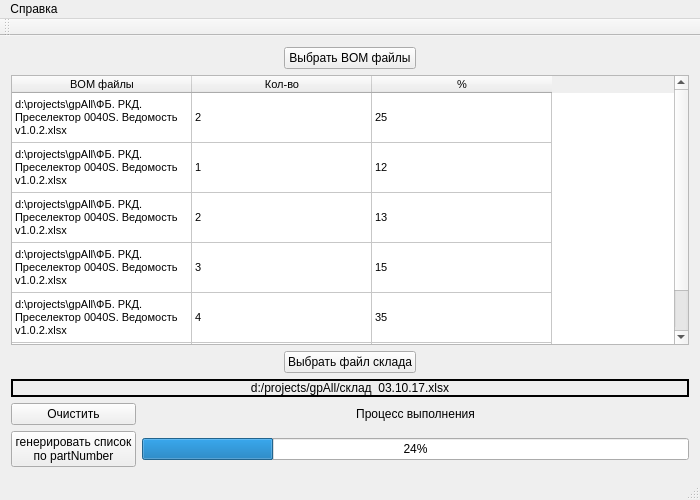
pivleonid/gpAll_v2, file mainwindow.ui: the form before one commit.
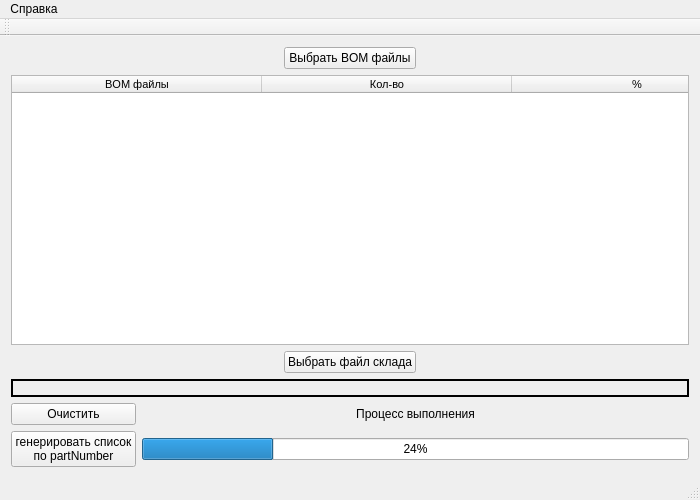
The form after the commit.

Diff of the .ui file:
```diff
--- a/mainwindow.ui
+++ b/mainwindow.ui
@@ -62,7 +62,7 @@
        <enum>QFrame::WinPanel</enum>
       </property>
       <property name="text">
-       <string>d:/projects/gpAll/склад  03.10.17.xlsx</string>
+       <string/>
       </property>
       <property name="alignment">
        <set>Qt::AlignCenter</set>
@@ -106,7 +106,7 @@
        <enum>Qt::ScrollBarAlwaysOff</enum>
       </property>
       <property name="sizeAdjustPolicy">
-       <enum>QAbstractScrollArea::AdjustToContents</enum>
+       <enum>QAbstractScrollArea::AdjustIgnored</enum>
       </property>
       <property name="autoScroll">
        <bool>false</bool>
@@ -115,7 +115,7 @@
        <enum>QAbstractItemView::ScrollPerItem</enum>
       </property>
       <property name="rowCount">
-       <number>6</number>
+       <number>0</number>
       </property>
       <property name="columnCount">
        <number>3</number>
@@ -124,7 +124,7 @@
        <bool>true</bool>
       </attribute>
       <attribute name="horizontalHeaderDefaultSectionSize">
-       <number>180</number>
+       <number>250</number>
       </attribute>
       <attribute name="horizontalHeaderMinimumSectionSize">
        <number>10</number>
@@ -139,38 +139,8 @@
        <number>50</number>
       </attribute>
       <attribute name="verticalHeaderStretchLastSection">
-       <bool>true</bool>
+       <bool>false</bool>
       </attribute>
-      <row>
-       <property name="text">
-        <string>Новая строка</string>
-       </property>
-      </row>
-      <row>
-       <property name="text">
-        <string>Новая строка</string>
-       </property>
-      </row>
-      <row>
-       <property name="text">
-        <string>Новая строка</string>
-       </property>
-      </row>
-      <row>
-       <property name="text">
-        <string>Новая строка</string>
-       </property>
-      </row>
-      <row>
-       <property name="text">
-        <string>Новая строка</string>
-       </property>
-      </row>
-      <row>
-       <property name="text">
-        <string>Новая строка</string>
-       </property>
-      </row>
       <column>
        <property name="text">
         <string>BOM файлы</string>
@@ -186,96 +156,6 @@
         <string>%</string>
        </property>
       </column>
-      <item row="0" column="0">
-       <property name="text">
-        <string>d:\projects\gpAll\ФБ. РКД. Преселектор 0040S. Ведомость   v1.0.2.xlsx</string>
-       </property>
-      </item>
-      <item row="0" column="1">
-       <property name="text">
-        <string>2</string>
-       </property>
-      </item>
-      <item row="0" column="2">
-       <property name="text">
-        <string>25</string>
-       </property>
-      </item>
-      <item row="1" column="0">
-       <property name="text">
-        <string>d:\projects\gpAll\ФБ. РКД. Преселектор 0040S. Ведомость   v1.0.2.xlsx</string>
-       </property>
-      </item>
-      <item row="1" column="1">
-       <property name="text">
-        <string>1</string>
-       </property>
-      </item>
-      <item row="1" column="2">
-       <property name="text">
-        <string>12</string>
-       </property>
-      </item>
-      <item row="2" column="0">
-       <property name="text">
-        <string>d:\projects\gpAll\ФБ. РКД. Преселектор 0040S. Ведомость   v1.0.2.xlsx</string>
-       </property>
-      </item>
-      <item row="2" column="1">
-       <property name="text">
-        <string>2</string>
-       </property>
-      </item>
-      <item row="2" column="2">
-       <property name="text">
-        <string>13</string>
-       </property>
-      </item>
-      <item row="3" column="0">
-       <property name="text">
-        <string>d:\projects\gpAll\ФБ. РКД. Преселектор 0040S. Ведомость   v1.0.2.xlsx</string>
-       </property>
-      </item>
-      <item row="3" column="1">
-       <property name="text">
-        <string>3</string>
-       </property>
-      </item>
-      <item row="3" column="2">
-       <property name="text">
-        <string>15</string>
-       </property>
-      </item>
-      <item row="4" column="0">
-       <property name="text">
-        <string>d:\projects\gpAll\ФБ. РКД. Преселектор 0040S. Ведомость   v1.0.2.xlsx</string>
-       </property>
-      </item>
-      <item row="4" column="1">
-       <property name="text">
-        <string>4</string>
-       </property>
-      </item>
-      <item row="4" column="2">
-       <property name="text">
-        <string>35</string>
-       </property>
-      </item>
-      <item row="5" column="0">
-       <property name="text">
-        <string>d:\projects\gpAll\ФБ. РКД. Преселектор 0040S. Ведомость   v1.0.3.xlsx</string>
-       </property>
-      </item>
-      <item row="5" column="1">
-       <property name="text">
-        <string>3</string>
-       </property>
-      </item>
-      <item row="5" column="2">
-       <property name="text">
-        <string>30</string>
-       </property>
-      </item>
      </widget>
     </item>
     <item row="4" column="0" colspan="3">
```
Left out of the diff: 4 changed lines with no effect on the pictures.
